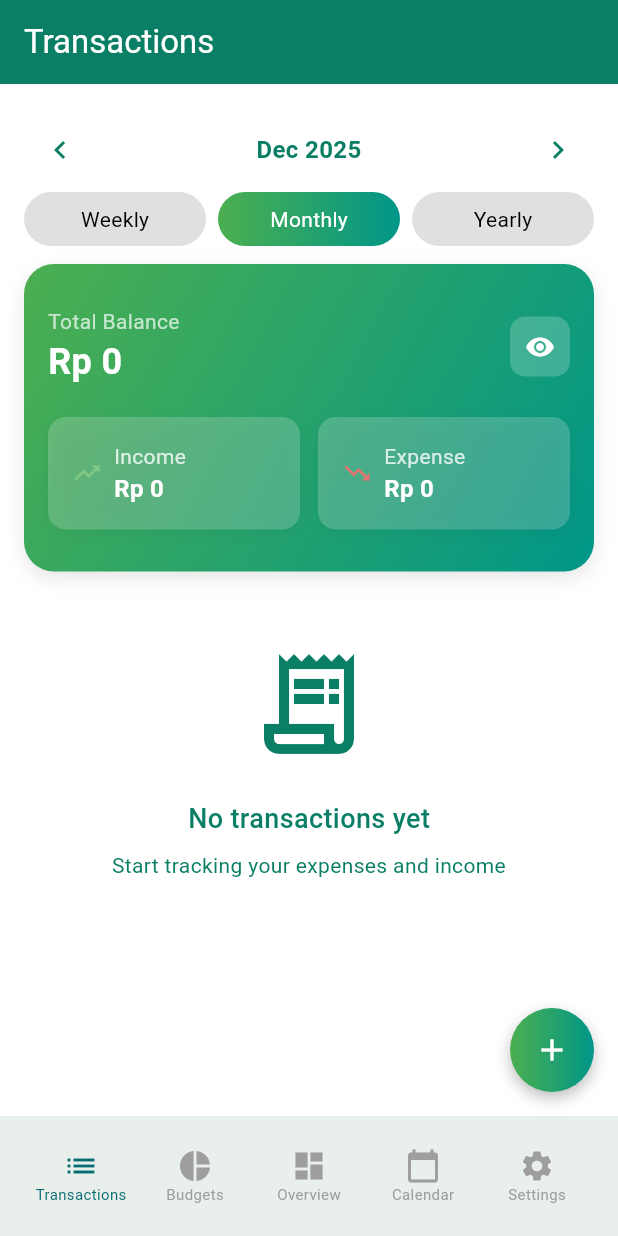
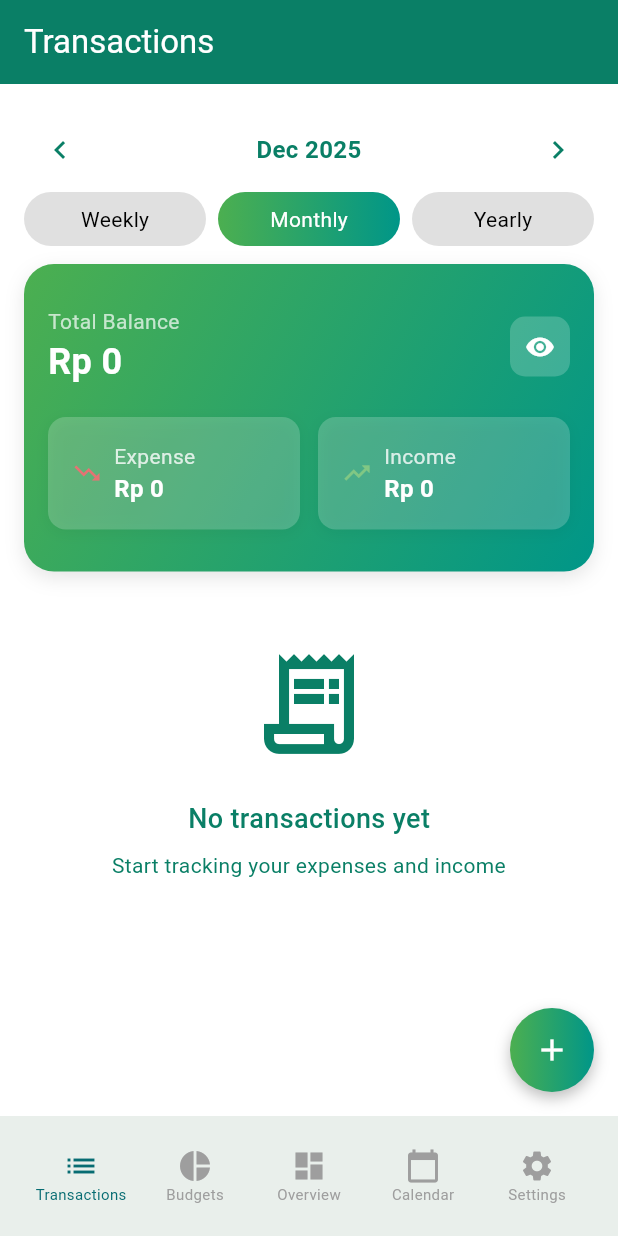
Before and after one commit to bieee123/UniSpend_MWP, a Flutter app: the screen it shows after launch, on a phone screen of 412 x 824 dp. Run offline on Flutter 3.47's test engine with Material 3 defaults, Android fonts, the phone set to English and light mode, and no system bars; our stand-ins replace cloud_firestore, csv, firebase_auth, firebase_core, fl_chart, flutter_local_notifications and 4 more; accounts and stored records are empty.

```diff
--- a/lib/feature/transactions/transaction_list_page.dart
+++ b/lib/feature/transactions/transaction_list_page.dart
@@ -278,10 +278,60 @@ class _TransactionListPageState extends State<TransactionListPage> {
                                     ],
                                   ),
                                   const SizedBox(height: 20),
-                                  // Income and Expense cards
+                                  // Expense and Income cards (swapped positions - Expense on left, Income on right)
                                   Row(
                                     mainAxisAlignment: MainAxisAlignment.spaceBetween,
                                     children: [
+                                      // Expense card
+                                      Expanded(
+                                        child: Container(
+                                          padding: const EdgeInsets.all(16),
+                                          decoration: BoxDecoration(
+                                            color: Colors.white.withOpacity(0.2),
+                                            borderRadius: BorderRadius.circular(12),
+                                            boxShadow: [
+                                              BoxShadow(
+                                                color: Colors.black.withOpacity(0.05),
+                                                blurRadius: 8,
+                                                offset: const Offset(0, 2),
+                                              ),
+                                            ],
+                                          ),
+                                          child: Row(
+                                            children: [
+                                              Icon(
+                                                Icons.trending_down,
+                                                color: Colors.red.shade300,
+                                                size: 20,
+                                              ),
+                                              const SizedBox(width: 8),
+                                              Expanded(
+                                                child: Column(
+                                                  crossAxisAlignment: CrossAxisAlignment.start,
+                                                  children: [
+                                                    Text(
+                                                      "Expense",
+                                                      style: TextStyle(
+                                                        fontSize: 14,
+                                                        color: Colors.white.withOpacity(0.8),
+                                                      ),
+                                                    ),
+                                                    Text(
+                                                      _showAmounts ? formattedTotalExpense : maskedAmount,
+                                                      style: const TextStyle(
+                                                        fontSize: 16,
+                                                        fontWeight: FontWeight.bold,
+                                                        color: Colors.white,
+                                                      ),
+                                                    ),
+                                                  ],
+                                                ),
+                                              ),
+                                            ],
+                                          ),
+                                        ),
+                                      ),
+                                      const SizedBox(width: 12),
                                       // Income card
                                       Expanded(
                                         child: Container(
@@ -318,56 +368,6 @@ class _TransactionListPageState extends State<TransactionListPage> {
                                                     ),
                                                     Text(
                                                       _showAmounts ? formattedTotalIncome : maskedAmount,
-                                                      style: const TextStyle(
-                                                        fontSize: 16,
-                                                        fontWeight: FontWeight.bold,
-                                                        color: Colors.white,
-                                                      ),
-                                                    ),
-                                                  ],
-                                                ),
-                                              ),
-                                            ],
-                                          ),
-                                        ),
-                                      ),
-                                      const SizedBox(width: 12),
-                                      // Expense card
-                                      Expanded(
-                                        child: Container(
-                                          padding: const EdgeInsets.all(16),
-                                          decoration: BoxDecoration(
-                                            color: Colors.white.withOpacity(0.2),
-                                            borderRadius: BorderRadius.circular(12),
-                                            boxShadow: [
-                                              BoxShadow(
-                                                color: Colors.black.withOpacity(0.05),
-                                                blurRadius: 8,
-                                                offset: const Offset(0, 2),
-                                              ),
-                                            ],
-                                          ),
-                                          child: Row(
-                                            children: [
-                                              Icon(
-                                                Icons.trending_down,
-                                                color: Colors.red.shade300,
-                                                size: 20,
-                                              ),
-                                              const SizedBox(width: 8),
-                                              Expanded(
-                                                child: Column(
-                                                  crossAxisAlignment: CrossAxisAlignment.start,
-                                                  children: [
-                                                    Text(
-                                                      "Expense",
-                                                      style: TextStyle(
-                                                        fontSize: 14,
-                                                        color: Colors.white.withOpacity(0.8),
-                                                      ),
-                                                    ),
-                                                    Text(
-                                                      _showAmounts ? formattedTotalExpense : maskedAmount,
                                                       style: const TextStyle(
                                                         fontSize: 16,
                                                         fontWeight: FontWeight.bold,
```
Also changed, not shown: lib/core/widgets/swipeable_transaction_card.dart (+51 -45 lines), lib/feature/dashboard/widgets/expense_income_cards.dart (+93 -23 lines).
